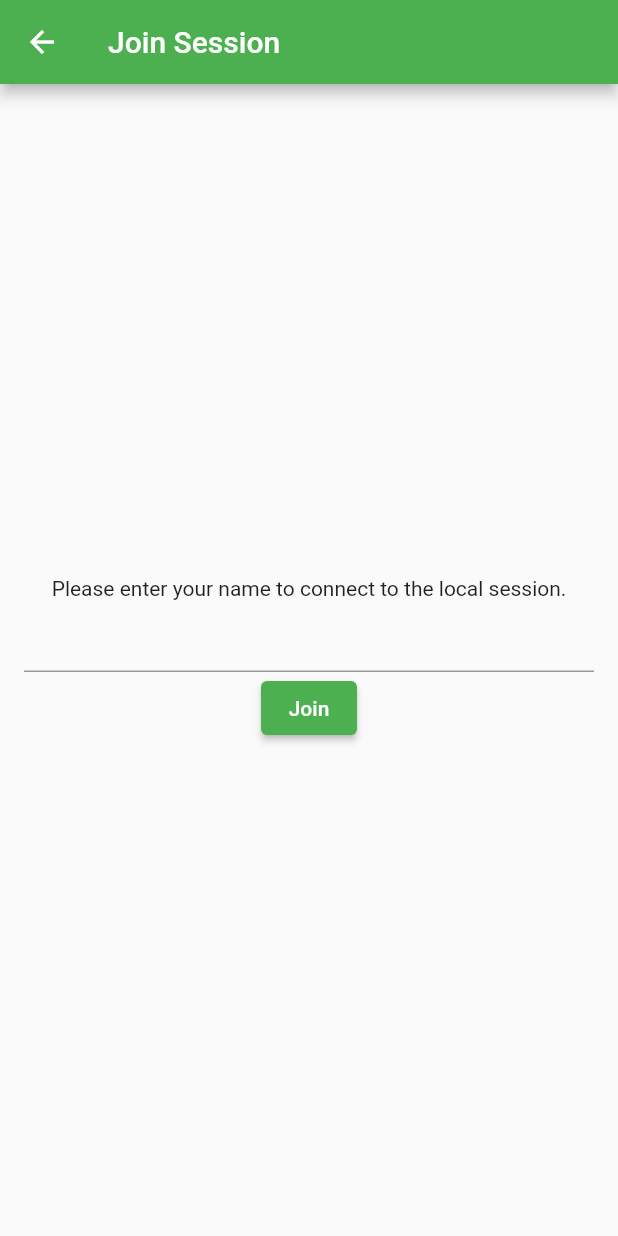
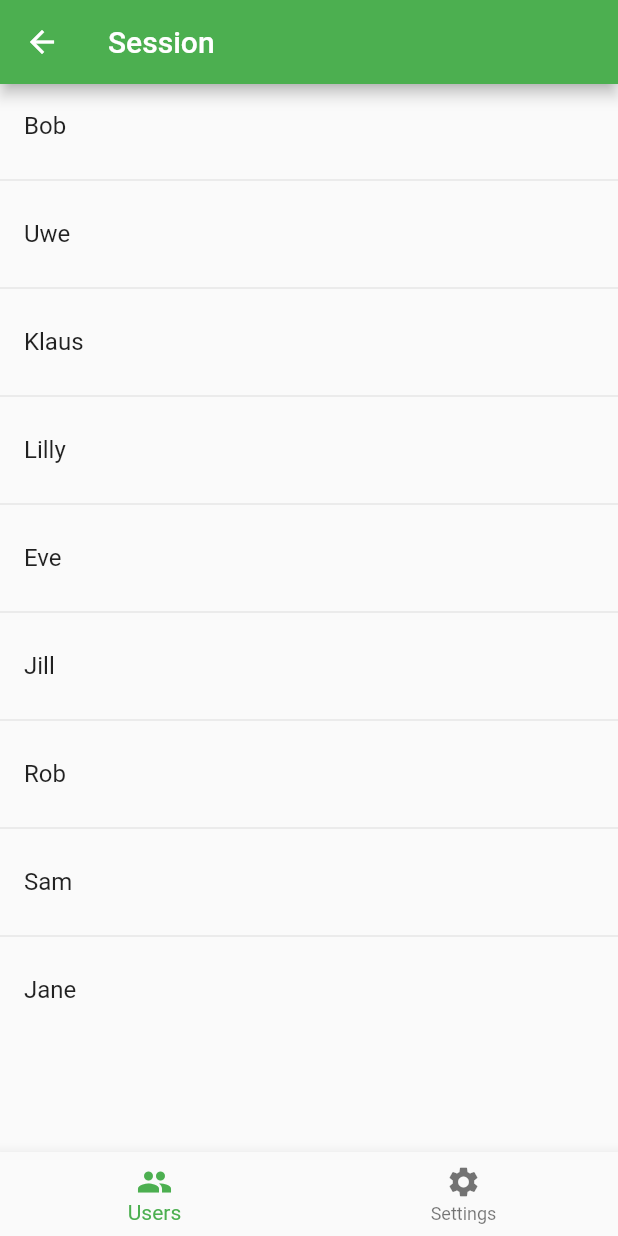
Before and after one commit to gsailer/pngme, a Flutter app: the JoinSession screen opened by its route, after a tap on "Join", on a phone screen of 412 x 824 dp. Run offline on Flutter 3.47's test engine with Material 2 defaults, Android fonts, the phone set to English and light mode, and no system bars.

Commit message:
Further screens

```diff
--- a/app/lib/main.dart
+++ b/app/lib/main.dart
@@ -2,6 +2,7 @@ import 'package:flutter/material.dart';
 import './screens/initial.dart';
 import './screens/gestures.dart';
 import './screens/join.dart';
+import './screens/session.dart';
 
 void main() {
   runApp(MyApp());
@@ -20,6 +21,7 @@ class MyApp extends StatelessWidget {
         '/': (context) => InitialScreen(),
         '/gestures': (context) => GestureRecording(),
         '/join': (context) => JoinSession(),
+        '/session': (context) => SessionScreen(),
       },
     );
   }
--- a/app/lib/screens/join.dart
+++ b/app/lib/screens/join.dart
@@ -1,6 +1,20 @@
 import 'package:flutter/material.dart';
 
-class JoinSession extends StatelessWidget {
+class JoinSession extends StatefulWidget {
+  @override
+  JoinState createState() => JoinState();
+}
+
+class JoinState extends State<JoinSession> {
+  final textController = TextEditingController();
+
+  @override
+  void dispose() {
+    // Clean up the controller when the widget is disposed.
+    textController.dispose();
+    super.dispose();
+  }
+
   @override
   Widget build(BuildContext context) {
     return Scaffold(
@@ -16,12 +30,16 @@ class JoinSession extends StatelessWidget {
               mainAxisAlignment: MainAxisAlignment.end,
               children: [
                 Text("Please enter your name to connect to the local session."),
-                TextField(),
+                TextField(
+                  controller: textController,
+                  autofocus: true,
+                ),
               ],
             ),
             Center(
               child: ElevatedButton(
-                onPressed: () => null,
+                onPressed: () =>
+                    Navigator.of(context).pushReplacementNamed('/session'),
                 child: Text("Join"),
               ),
             ),
--- /dev/null
+++ b/app/lib/screens/session.dart
@@ -0,0 +1,45 @@
+import 'package:app/screens/settings.dart';
+import 'package:flutter/cupertino.dart';
+import 'package:flutter/material.dart';
+import './users.dart';
+
+class SessionScreen extends StatefulWidget {
+  @override
+  UserState createState() => UserState();
+}
+
+class UserState extends State<SessionScreen> {
+  int _selectedIndex = 0;
+
+  static List<Widget> _widgetOptions = <Widget>[UsersPage(), SettingsPage()];
+
+  void _onItemTapped(int index) {
+    setState(() {
+      _selectedIndex = index;
+    });
+  }
+
+  @override
+  Widget build(BuildContext context) {
+    return Scaffold(
+      appBar: AppBar(
+        title: Text("Session"),
+      ),
+      bottomNavigationBar: BottomNavigationBar(
+        items: [
+          BottomNavigationBarItem(
+            icon: Icon(Icons.people),
+            label: "Users",
+          ),
+          BottomNavigationBarItem(
+            icon: Icon(Icons.settings),
+            label: "Settings",
+          ),
+        ],
+        currentIndex: _selectedIndex,
+        onTap: _onItemTapped,
+      ),
+      body: _widgetOptions[_selectedIndex],
+    );
+  }
+}
--- /dev/null
+++ b/app/lib/screens/users.dart
@@ -0,0 +1,51 @@
+import 'package:flutter/material.dart';
+
+class UsersPage extends StatefulWidget {
+  @override
+  UserState createState() => UserState();
+}
+
+class _User {
+  String name;
+  String type;
+  String id;
+  _User({this.name, this.type, this.id});
+}
+
+class UserState extends State<UsersPage> {
+  List<_User> users = [
+    _User(name: "Bob", id: "37928492040", type: "pinger"),
+    _User(name: "Uwe", id: "fsks82893", type: "pinger"),
+    _User(name: "Klaus", id: "7872992", type: "ponger"),
+    _User(name: "Lilly", id: "73892910", type: "pinger"),
+    _User(name: "Eve", id: "16289356", type: "ponger"),
+    _User(name: "Jill", id: "273892012", type: "pinger"),
+    _User(name: "Rob", id: "2839201003", type: "pinger"),
+    _User(name: "Sam", id: "16849507", type: "pinger"),
+    _User(name: "Jane", id: "28393881", type: "pinger")
+  ];
+
+  addUser(_User user) {
+    setState(() {
+      users.add(user);
+    });
+  }
+
+  removeUser(_User user) {
+    setState(() {
+      users.remove(user);
+    });
+  }
+
+  @override
+  Widget build(BuildContext context) {
+    return Scaffold(
+        body: ListView.separated(
+      itemCount: users.length,
+      itemBuilder: (BuildContext context, int position) => ListTile(
+        title: Text(users[position].name),
+      ),
+      separatorBuilder: (BuildContext context, int index) => Divider(),
+    ));
+  }
+}
```
Also changed, not shown: app/lib/screens/gestures.dart (+17 -3 lines), app/lib/screens/settings.dart (added, +55 -0 lines), app/lib/widgets/pong.dart (added, +26 -0 lines).
